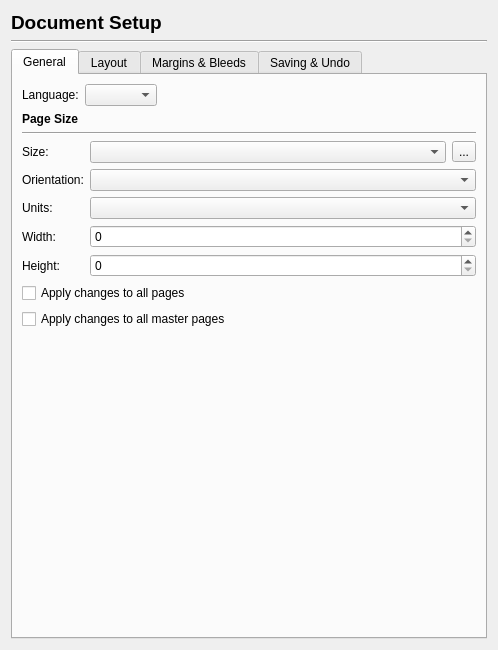
Before: the Qt Designer form scribus/ui/prefs_documentsetupbase.ui in scribusproject/scribus, drawn with Qt 5.
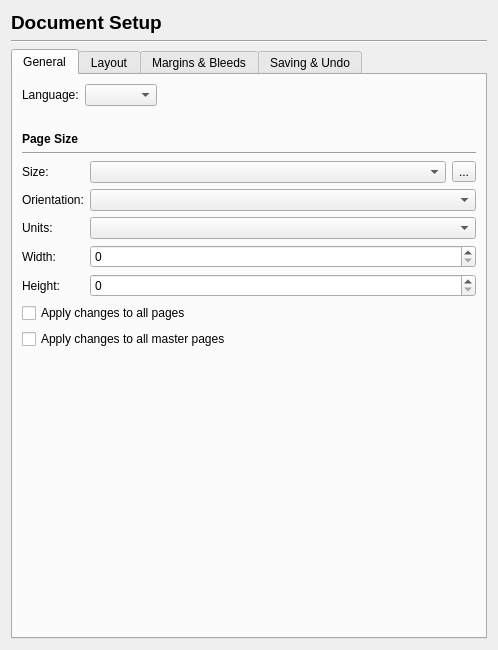
After: the same form once the commit is applied. Custom widgets are drawn as their Qt base class.

Commit message: #14450: Add missing vertical spacers in File > Document Setup dialog <FirasH>

```diff
--- a/scribus/ui/prefs_documentsetupbase.ui
+++ b/scribus/ui/prefs_documentsetupbase.ui
@@ -72,6 +72,22 @@
          </item>
         </layout>
        </item>
+       <item>
+        <spacer name="verticalSpacer">
+         <property name="orientation">
+          <enum>Qt::Vertical</enum>
+         </property>
+         <property name="sizeType">
+          <enum>QSizePolicy::Fixed</enum>
+         </property>
+         <property name="sizeHint" stdset="0">
+          <size>
+           <width>20</width>
+           <height>20</height>
+          </size>
+         </property>
+        </spacer>
+       </item>
        <item>
         <widget class="QLabel" name="pageSizeTitleLabel">
          <property name="font">
```
The commit also changes 1 other file.
